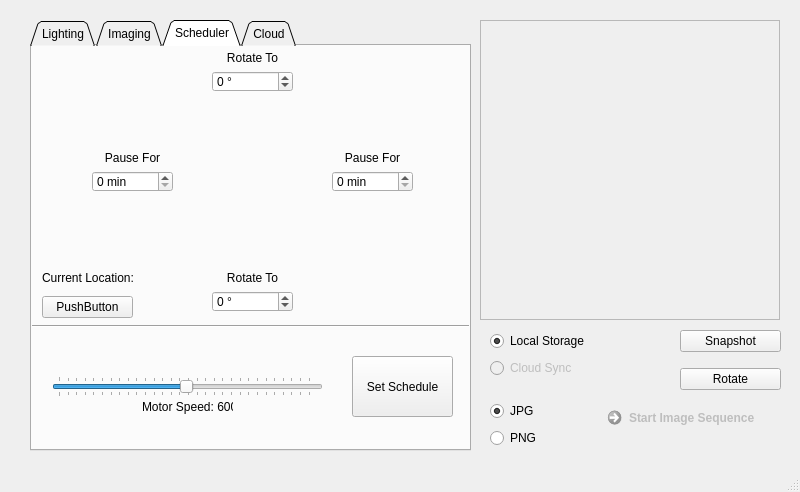
Qt form _ui/FlashLapse_CP.ui (CoSE-Jerry/Flashlapse_NEO) before a commit.
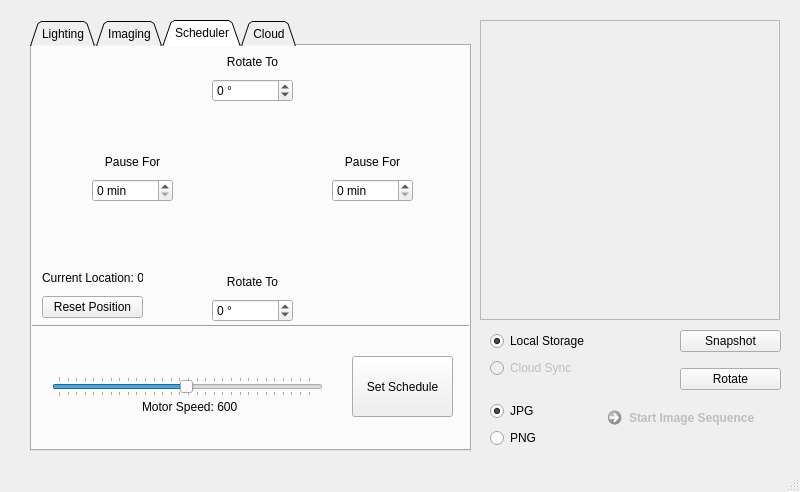
The same form after that commit. Icons and pictures are not drawn.

```diff
--- a/_ui/FlashLapse_CP.ui
+++ b/_ui/FlashLapse_CP.ui
@@ -813,7 +813,7 @@
         <x>180</x>
         <y>5</y>
         <width>81</width>
-        <height>41</height>
+        <height>51</height>
        </rect>
       </property>
       <layout class="QVBoxLayout" name="verticalLayout_11">
@@ -848,7 +848,7 @@
         <x>300</x>
         <y>105</y>
         <width>81</width>
-        <height>41</height>
+        <height>51</height>
        </rect>
       </property>
       <layout class="QVBoxLayout" name="verticalLayout_14">
@@ -902,7 +902,7 @@
         <x>180</x>
         <y>225</y>
         <width>81</width>
-        <height>41</height>
+        <height>51</height>
        </rect>
       </property>
       <layout class="QVBoxLayout" name="verticalLayout_15">
@@ -956,7 +956,7 @@
         <x>60</x>
         <y>105</y>
         <width>81</width>
-        <height>41</height>
+        <height>51</height>
        </rect>
       </property>
       <layout class="QVBoxLayout" name="verticalLayout_16">
@@ -1073,7 +1073,7 @@
        <rect>
         <x>110</x>
         <y>350</y>
-        <width>91</width>
+        <width>121</width>
         <height>21</height>
        </rect>
       </property>
@@ -1123,7 +1123,7 @@
        <rect>
         <x>10</x>
         <y>220</y>
-        <width>91</width>
+        <width>101</width>
         <height>52</height>
        </rect>
       </property>
@@ -1138,7 +1138,7 @@
        <item>
         <widget class="QPushButton" name="pushButton">
          <property name="text">
-          <string>PushButton</string>
+          <string>Reset Position</string>
          </property>
         </widget>
        </item>
```
Left out of the diff: 2 changed lines with no effect on the pictures.
